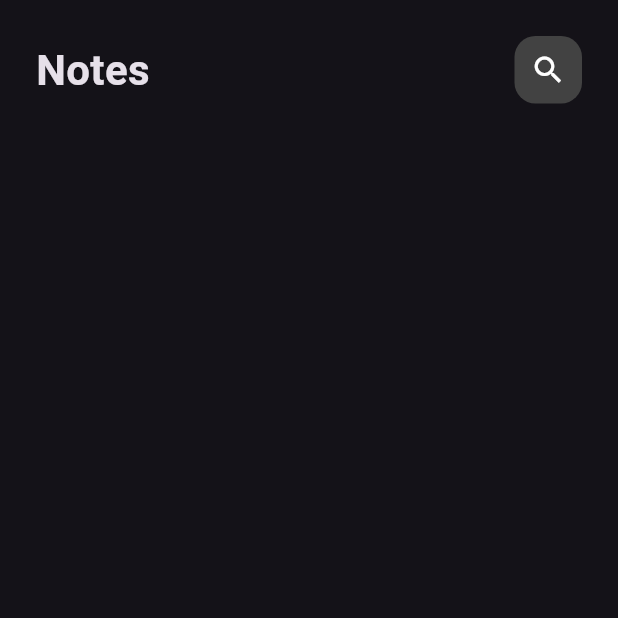
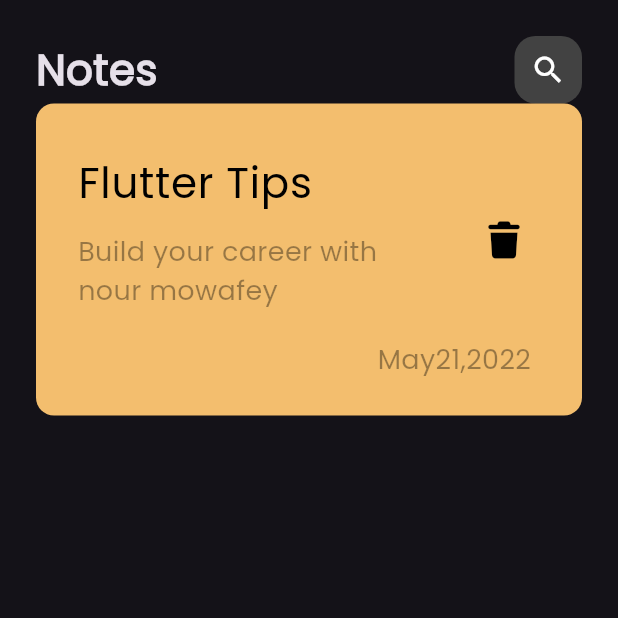
Before and after one commit to NOUR-MOWAFEY/notes_app, a Flutter app: the screen it shows after launch, on a phone screen of 412 x 824 dp, the top half of it. Run offline on Flutter 3.47's test engine with Material 3 defaults, Android fonts, the phone set to English and light mode, and no system bars; our stand-ins replace font_awesome_flutter.

Commit message:
create custom note item

```diff
--- a/lib/main.dart
+++ b/lib/main.dart
@@ -13,7 +13,7 @@ class NotesApp extends StatelessWidget {
     return MaterialApp(
       debugShowCheckedModeBanner: false,
       home: NotesView(),
-      theme: ThemeData(brightness: Brightness.dark),
+      theme: ThemeData(brightness: Brightness.dark, fontFamily: 'Poppins'),
     );
   }
 }
--- /dev/null
+++ b/lib/widgets/note_item.dart
@@ -0,0 +1,48 @@
+import 'package:flutter/material.dart';
+import 'package:font_awesome_flutter/font_awesome_flutter.dart';
+
+class NoteItem extends StatelessWidget {
+  const NoteItem({super.key});
+
+  @override
+  Widget build(BuildContext context) {
+    return Container(
+      padding: EdgeInsets.symmetric(vertical: 24, horizontal: 28),
+      decoration: BoxDecoration(
+        color: const Color.fromARGB(242, 255, 199, 115),
+        borderRadius: BorderRadius.circular(12),
+      ),
+
+      child: Column(
+        crossAxisAlignment: CrossAxisAlignment.end,
+        children: [
+          ListTile(
+            contentPadding: EdgeInsets.zero,
+            title: Text(
+              'Flutter Tips',
+              style: TextStyle(color: Colors.black, fontSize: 28),
+            ),
+            subtitle: Padding(
+              padding: const EdgeInsets.only(top: 12, bottom: 12),
+              child: Text(
+                'Build your career with nour mowafey',
+                style: TextStyle(color: Colors.black38, fontSize: 18),
+              ),
+            ),
+            trailing: IconButton(
+              onPressed: () {},
+              icon: Icon(FontAwesomeIcons.trash, color: Colors.black),
+            ),
+          ),
+          Padding(
+            padding: const EdgeInsets.only(right: 6),
+            child: Text(
+              'May21,2022',
+              style: TextStyle(color: Colors.black38, fontSize: 18),
+            ),
+          ),
+        ],
+      ),
+    );
+  }
+}
--- a/lib/widgets/notes_view_body.dart
+++ b/lib/widgets/notes_view_body.dart
@@ -1,20 +1,15 @@
 import 'package:flutter/material.dart';
 import 'package:notes_app/widgets/custom_app_bar.dart';
+import 'package:notes_app/widgets/note_item.dart';
 
 class NotesViewBody extends StatelessWidget {
-  const NotesViewBody({
-    super.key,
-  });
+  const NotesViewBody({super.key});
 
   @override
   Widget build(BuildContext context) {
     return Padding(
       padding: const EdgeInsets.all(24.0),
-      child: Column(
-        children: [
-          CustomAppBar(),
-        ],
-      ),
+      child: Column(children: [CustomAppBar(), NoteItem()]),
     );
   }
 }
```
Also changed, not shown: pubspec.yaml (+8 -17 lines), assets/fonts/Poppins-Regular.ttf (added), pubspec.lock.
